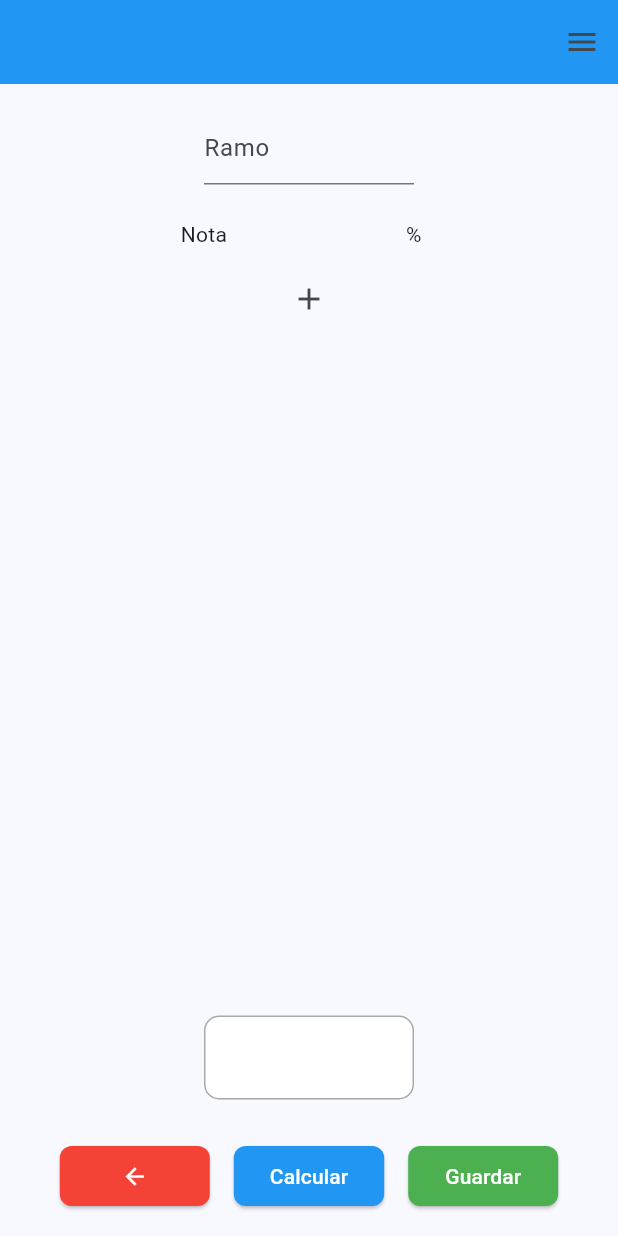
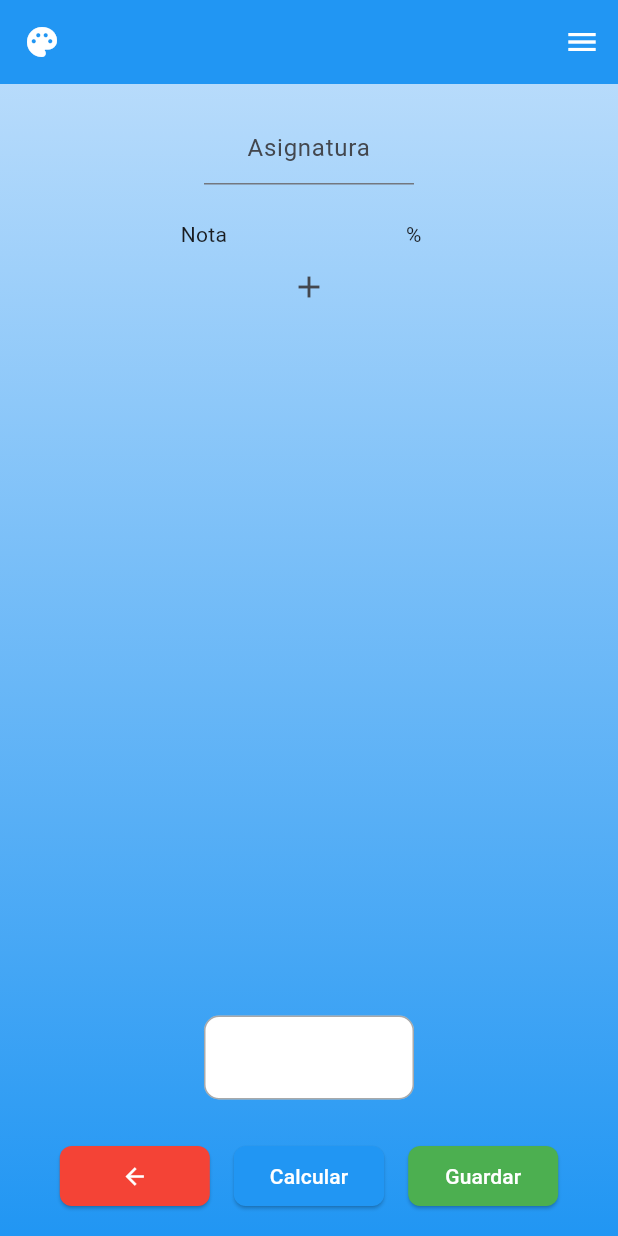
Before and after one commit to kmiloconk/average_calculator, a Flutter app: the screen it shows after launch, after a tap on the "menu" icon, on a phone screen of 412 x 824 dp. Run offline on Flutter 3.47's test engine with Material 3 defaults, Android fonts, the phone set to English and light mode, and no system bars.

Commit message:
mejoras esteticas y funcionalidad de cambio de color

```diff
--- a/lib/app/pv/pv_page.dart
+++ b/lib/app/pv/pv_page.dart
@@ -11,11 +11,32 @@ class _PvPageState extends State<PvPage> {
   final List<Map<String, dynamic>> fields = [];
   final TextEditingController averageController = TextEditingController();
   final TextEditingController nameController = TextEditingController();
+  final List<Color> availableColors = [
+    Colors.red,
+    Colors.green,
+    Colors.purple,
+    Colors.blue,
+    Colors.black,
+    Colors.orange,
+    Colors.purpleAccent,
+    Colors.brown,
+    Colors.yellow,
+  ];
+
+  Color appBarColor = Colors.blue;
+  Color backgroundColor = Colors.blue.withOpacity(0.3);
+
+  void _changeColors(Color newColor) {
+    setState(() {
+      appBarColor = newColor;
+      backgroundColor = newColor.withOpacity(0.3);
+    });
+  }
 
   @override
   void initState() {
     super.initState();
-    _addRow(); // Añadir la primera fila al iniciar
+    _addRow();
   }
 
   void _addRow({int? insertAt}) {
@@ -25,12 +46,14 @@ class _PvPageState extends State<PvPage> {
         'percentage': TextEditingController(),
         'editable': true,
         'showAddButton': true,
+        'showArrow': false
       };
 
       if (insertAt != null) {
         fields.insert(insertAt, newRow);
         fields[insertAt - 1]['editable'] = false;
-        fields[insertAt - 1]['showAddButton'] = false;
+        fields[insertAt]['showAddButton'] = false;
+        fields[insertAt]['showArrow'] = true;
       } else {
         fields.add(newRow);
       }
@@ -47,11 +70,75 @@ class _PvPageState extends State<PvPage> {
   Widget build(BuildContext context) {
     return Scaffold(
         appBar: AppBar(
-        backgroundColor: Colors.blue,
+          backgroundColor: appBarColor,
+          iconTheme: const IconThemeData(color: Colors.white),
           automaticallyImplyLeading: false,
-        actions: [IconButton(onPressed: () {}, icon: const Icon(Icons.menu))],
+          elevation: 0,
+          actions: [
+            IconButton(
+              onPressed: () {},
+              icon: const Icon(Icons.menu),
             ),
-      body: Padding(
+          ],
+          leading: Theme(
+            data: Theme.of(context).copyWith(
+              popupMenuTheme: const PopupMenuThemeData(
+                color: Colors.transparent,
+                elevation: 0,
+              ),
+            ),
+            child: PopupMenuButton<Color>(
+              icon: const Icon(Icons.palette),
+              iconColor: Colors.white,
+              offset: const Offset(0, 50),
+              itemBuilder: (BuildContext context) {
+                return [
+                  PopupMenuItem<Color>(
+                    enabled: false,
+                    padding: EdgeInsets.zero,
+                    child: SizedBox(
+                      width: 140,
+                      height: 140,
+                      child: Center(
+                        child: GridView.count(
+                          crossAxisCount: 3,
+                          mainAxisSpacing: 4,
+                          crossAxisSpacing: 4,
+                          shrinkWrap: true,
+                          padding: const EdgeInsets.all(5.0),
+                          children: availableColors.map((color) {
+                            return InkWell(
+                              onTap: () {
+                                Navigator.pop(context);
+                                _changeColors(color);
+                              },
+                              child: Container(
+                                decoration: BoxDecoration(
+                                  color: color,
+                                  shape: BoxShape.circle,
+                                  border: Border.all(color: Colors.black26),
+                                ),
+                              ),
+                            );
+                          }).toList(),
+                        ),
+                      ),
+                    ),
+                  ),
+                ];
+              },
+            ),
+          ),
+        ),
+        body: Container(
+          decoration: BoxDecoration(
+            gradient: LinearGradient(
+              colors: [backgroundColor, appBarColor],
+              begin: Alignment.topCenter,
+              end: Alignment.bottomCenter,
+            ),
+          ),
+          child: Padding(
             padding: const EdgeInsets.all(16.0),
             child: Column(
               crossAxisAlignment: CrossAxisAlignment.center,
@@ -59,12 +146,13 @@ class _PvPageState extends State<PvPage> {
                 Align(
                   alignment: Alignment.center,
                   child: Container(
-                padding:
-                    const EdgeInsets.symmetric(horizontal: 120, vertical: 3),
+                    padding: const EdgeInsets.symmetric(
+                        horizontal: 120, vertical: 3),
                     child: TextField(
                       controller: nameController,
+                      textAlign: TextAlign.center,
                       decoration: const InputDecoration(
-                      hintText: 'Ramo',
+                          hintText: 'Asignatura',
                           fillColor: Colors.white,
                           filled: false,
                           enabled: true),
@@ -81,7 +169,6 @@ class _PvPageState extends State<PvPage> {
                     Expanded(child: Text('', textAlign: TextAlign.center)),
                   ],
                 ),
-            const SizedBox(height: 8),
                 Flexible(
                   child: ListView.builder(
                     itemCount: fields.length + 1,
@@ -96,30 +183,36 @@ class _PvPageState extends State<PvPage> {
                       }
 
                       final row = fields[index];
-                  final noteController = row['note'] as TextEditingController;
+                      final noteController =
+                          row['note'] as TextEditingController;
                       final percentageController =
                           row['percentage'] as TextEditingController;
                       final editable = row['editable'] as bool;
                       final showAddButton = row['showAddButton'] as bool;
+                      final showArrow = row['showArrow'] as bool;
 
                       return Padding(
                         padding: const EdgeInsets.symmetric(vertical: 8.0),
                         child: Row(
                           children: [
                             const Expanded(child: Text('')),
-                        if (editable)
+                            if (showArrow)
                               IconButton(
                                 icon: const Icon(Icons.arrow_upward),
                                 onPressed: () => _removeRowAt(index),
-                          ),
+                              )
+                            else
+                              (const SizedBox(width: 47)),
                             textfile(noteController, enabled: editable),
                             const SizedBox(width: 30),
-                        textfile(percentageController, enabled: editable),
+                            textfile(percentageController, enabled: true),
                             if (showAddButton)
                               IconButton(
                                 icon: const Icon(Icons.arrow_downward),
                                 onPressed: () => _addRow(insertAt: index + 1),
-                          ),
+                              )
+                            else
+                              (const SizedBox(width: 47)),
                             const Expanded(child: Text('')),
                           ],
                         ),
@@ -131,10 +224,11 @@ class _PvPageState extends State<PvPage> {
                 Align(
                   alignment: Alignment.center,
                   child: Container(
-                padding:
-                    const EdgeInsets.symmetric(horizontal: 120, vertical: 3),
+                    padding: const EdgeInsets.symmetric(
+                        horizontal: 120, vertical: 3),
                     child: TextField(
                       controller: averageController,
+                      textAlign: TextAlign.center,
                       decoration: InputDecoration(
                           hintText: '',
                           fillColor: Colors.white,
@@ -174,7 +268,7 @@ class _PvPageState extends State<PvPage> {
               ],
             ),
           ),
-    );
+        ));
   }
 
   Widget button(
@@ -203,6 +297,7 @@ Widget textfile(TextEditingController controller, {bool enabled = true}) {
     height: 50,
     child: TextField(
       controller: controller,
+      textAlign: TextAlign.center,
       enabled: enabled,
       decoration: InputDecoration(
         hintText: '',
--- a/lib/main.dart
+++ b/lib/main.dart
@@ -1,8 +1,13 @@
 import 'package:average_calculator/app/rutes/page.dart';
 import 'package:average_calculator/app/rutes/rutes.dart';
 import 'package:flutter/material.dart';
+import 'package:flutter/services.dart';
 
-void main() {
+void main() async {
+  WidgetsFlutterBinding.ensureInitialized();
+  await SystemChrome.setPreferredOrientations([
+    DeviceOrientation.portraitUp,
+  ]);
   runApp(const MyApp());
 }
 
```
Lines whose indentation alone changed are shown as unchanged.
